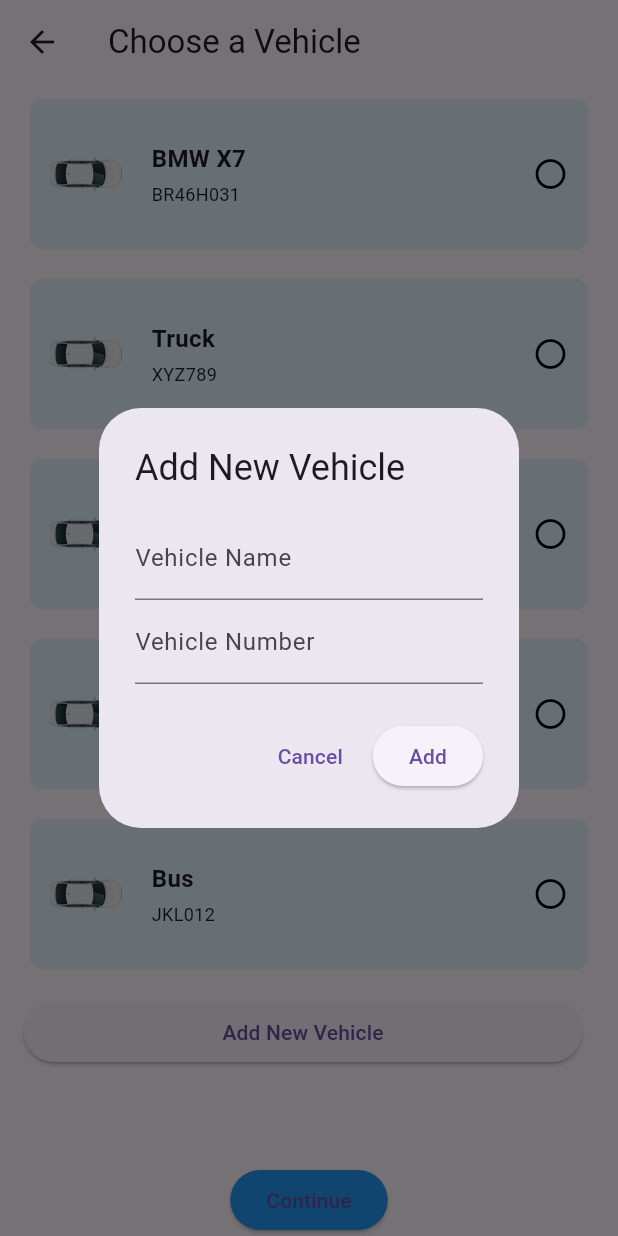
After one commit to blackhat-coder21/ParkEasePlus, a Flutter app: the SelectVehiclePage screen opened directly, after a tap on "Add New Vehicle", on a phone screen of 412 x 824 dp. The commit adds this screen. Run offline on Flutter 3.47's test engine with Material 3 defaults, Android fonts, the phone set to English and light mode, and no system bars; our stand-ins replace flutter_svg, geolocator, get, google_maps_flutter, iconsax, image_picker and 3 more; missing offline and left inert: another_dashed_container, razorpay_flutter.

Commit message:
added parking detail screen and select vehicle page

```diff
--- a/lib/pages/MapPage.dart
+++ b/lib/pages/MapPage.dart
@@ -1,6 +1,8 @@
 import 'dart:async';
 import 'package:flutter/material.dart';
+import 'package:geolocator/geolocator.dart';
 import 'package:google_maps_flutter/google_maps_flutter.dart';
+import 'package:permission_handler/permission_handler.dart';
 
 import '../config/colors.dart';
 import 'MarkerDetailsBottomSheet.dart';
@@ -56,7 +58,6 @@ class _MapPageState extends State<MapPage> {
       _selectedMarkerId = null;
     });
   }
-
   @override
   Widget build(BuildContext context) {
     return Scaffold(
--- a/lib/pages/MarkerDetailsBottomSheet.dart
+++ b/lib/pages/MarkerDetailsBottomSheet.dart
@@ -79,7 +79,11 @@ class MarkerDetailsBottomSheet extends StatelessWidget {
                   // Implement continue action
                   _navigateToParkingDetailsScreen(context);
                 },
-                child: Text('Details ->'),
+                style: ElevatedButton.styleFrom(
+                  backgroundColor: Colors.blue, // Set the background color to blue
+                ),
+                child: Text('Details ->',style: TextStyle(color:Colors.white ),),
+
               ),
             ],
           ),
--- /dev/null
+++ b/lib/pages/SelectVehiclePage.dart
@@ -0,0 +1,173 @@
+import 'package:flutter/material.dart';
+import 'package:park_ease/pages/homepage/homepage.dart';
+
+
+class SelectVehiclePage extends StatefulWidget {
+  @override
+  _SelectVehiclePageState createState() => _SelectVehiclePageState();
+}
+
+class _SelectVehiclePageState extends State<SelectVehiclePage> {
+  // Sample list of vehicles with name and vehicle number
+  final List<Map<String, String>> vehicles = [
+    {'name': 'BMW X7', 'number': 'BR46H031'},
+    {'name': 'Truck', 'number': 'XYZ789'},
+    {'name': 'Motorcycle', 'number': 'DEF456'},
+    {'name': 'Bicycle', 'number': 'GHI789'},
+    {'name': 'Bus', 'number': 'JKL012'},
+  ];
+
+  String? selectedVehicle;
+
+  void _showAddVehicleDialog() {
+    String vehicleName = '';
+    String vehicleNumber = '';
+
+    showDialog(
+      context: context,
+      builder: (BuildContext context) {
+        return AlertDialog(
+          title: Text('Add New Vehicle'),
+          content: Column(
+            mainAxisSize: MainAxisSize.min,
+            children: [
+              TextField(
+                decoration: InputDecoration(labelText: 'Vehicle Name'),
+                onChanged: (value) {
+                  vehicleName = value;
+                },
+              ),
+              TextField(
+                decoration: InputDecoration(labelText: 'Vehicle Number'),
+                onChanged: (value) {
+                  vehicleNumber = value;
+                },
+              ),
+            ],
+          ),
+          actions: [
+            TextButton(
+              onPressed: () {
+                Navigator.of(context).pop();
+              },
+              child: Text('Cancel'),
+            ),
+            ElevatedButton(
+              onPressed: () {
+                // Add your logic to add the new vehicle
+                setState(() {
+                  vehicles.add({'name': vehicleName, 'number': vehicleNumber});
+                });
+                Navigator.of(context).pop();
+              },
+              child: Text('Add'),
+            ),
+          ],
+        );
+      },
+    );
+  }
+
+  @override
+  Widget build(BuildContext context) {
+    return Scaffold(
+      appBar: AppBar(
+        title: Text('Choose a Vehicle'),
+      ),
+      body: Column(
+        children: [
+          Expanded(
+            child: ListView.builder(
+              itemCount: vehicles.length + 1, // Add 1 for the "Add New Vehicle" button
+              itemBuilder: (context, index) {
+                if (index == vehicles.length) {
+                  // Render the "Add New Vehicle" button at the end
+                  return ListTile(
+                    title: ElevatedButton(
+                      onPressed: () {
+                        _showAddVehicleDialog();
+                      },
+                      child: Text('Add New Vehicle'),
+                    ),
+                  );
+                } else {
+                  final vehicle = vehicles[index];
+                  return GestureDetector(
+                    onTap: () {
+                      setState(() {
+                        selectedVehicle = vehicle['number'];
+                      });
+                    },
+                    child: Container(
+                      height: 100,
+                      decoration: BoxDecoration(
+                        color: Color(0xFFe3f2fd),
+                        borderRadius: BorderRadius.circular(8.0),
+                        border: Border.all(
+                          color: selectedVehicle == vehicle['number']
+                              ? Colors.red // Change border color to blue if selected
+                              : Colors.transparent, // Otherwise, transparent border
+                        ),
+                      ),
+                      margin: EdgeInsets.symmetric(vertical: 10.0, horizontal: 20.0),
+                      child: Center(
+                        child: Row(
+                          children: [
+                            SizedBox(width: 12,),
+                            Image.asset(
+                              'assets/images/car.png', // Car icon
+                              height: 48.0, // Adjust height as needed
+                              width: 48.0, // Adjust width as needed
+                            ),
+                            SizedBox(width: 20.0), // Add some space between image and text
+                            Column(
+                              crossAxisAlignment: CrossAxisAlignment.start,
+                              mainAxisAlignment: MainAxisAlignment.center,
+                              children: [
+                                Text(
+                                  vehicle['name']!, // Vehicle name
+                                  style: TextStyle(
+                                    fontWeight: FontWeight.bold,
+                                    fontSize: 16.0,
+                                  ),
+                                ),
+                                SizedBox(height: 4.0),
+                                Text(
+                                  '${vehicle['number']}',
+                                  style: TextStyle(
+                                    fontSize: 12.0,
+                                  ),
+                                ),
+                              ],
+                            ),
+                            Spacer(), // Added spacer to push the icon to the right
+                            selectedVehicle == vehicle['number']
+                                ? Icon(Icons.circle_rounded, color: Colors.red) // Use red filled circle if selected
+                                : Icon(Icons.circle_outlined, color: Colors.black,),
+                            SizedBox(width: 12),
+                          ],
+                        ),
+                      ),
+                    ),
+                  );
+                }
+              },
+            ),
+          ),
+          SizedBox(height: 10), // Add some space between the buttons
+          ElevatedButton(
+            onPressed: () {
+              // Add your logic for the "Continue" button
+              Navigator.push(context, MaterialPageRoute(builder: (context) => HomePage())); // Replace the current route with the homepage
+
+            },
+            style: ElevatedButton.styleFrom(
+              backgroundColor: Colors.blue, // Set the background color to blue
+            ),
+            child: Text('Continue'),
+          ),
+        ],
+      ),
+    );
+  }
+}
```
Also changed, not shown: lib/pages/ParkingDetailsScreen.dart (+108 -20 lines).
